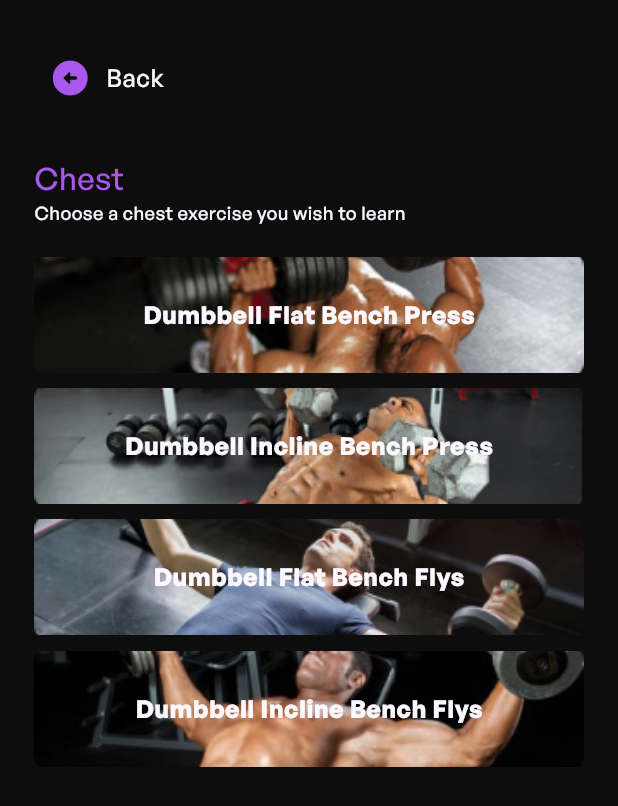
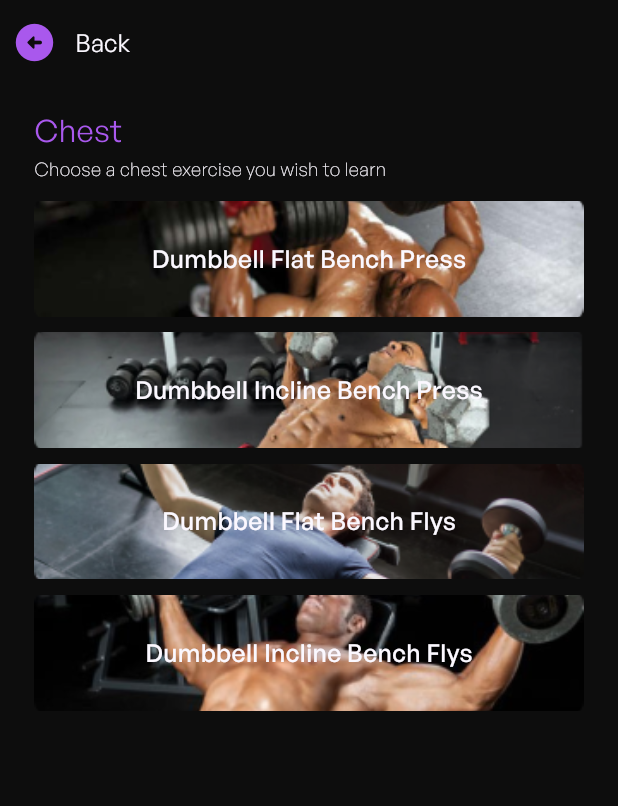
Before and after one commit to MNJDen/WeFit, a Flutter app: the WorkoutGuidePage1 screen opened directly, on a phone screen of 412 x 824 dp. Shown: the top 806 px of the screen. Run offline on Flutter 3.47's test engine with Material 3 defaults, Android fonts, the phone set to English and light mode, and no system bars; our stand-ins replace carousel_slider, flutter_animate, flutter_screenutil, table_calendar.

Commit message:
Pages: Update WorkoutGuidePage1

```diff
--- a/lib/Screens/Workout Guide Pages/Main Menu/WorkoutGuidePage1.dart
+++ b/lib/Screens/Workout Guide Pages/Main Menu/WorkoutGuidePage1.dart
@@ -37,6 +37,35 @@ class _WorkoutGuidePage1State extends State<WorkoutGuidePage1> {
   @override
   Widget build(BuildContext context) {
     return Scaffold(
+      appBar: AppBar(
+          title: Column(
+            mainAxisAlignment: MainAxisAlignment.start,
+            crossAxisAlignment: CrossAxisAlignment.start,
+            children: [
+              Text(
+                "Back",
+                style: TextStyle(
+                  fontSize: 16.sp,
+                  fontWeight: FontWeight.w400,
+                  color: whiteColor,
+                ),
+              ),
+            ],
+          ),
+          backgroundColor: Colors.transparent,
+          elevation: 0,
+          leading: IconButton(
+            onPressed: () {
+              Navigator.pop(context);
+            },
+            icon: Icon(
+              Icons.arrow_circle_left_rounded,
+              color: purpleColor,
+              size: 30,
+            ),
+          ),
+          leadingWidth: 30.w,
+        ),
       backgroundColor: blackColor,
       body: SafeArea(
         child: SingleChildScrollView(
@@ -45,40 +74,7 @@ class _WorkoutGuidePage1State extends State<WorkoutGuidePage1> {
             child: Column(
               children: [
                 SizedBox(
-                  height: 27.h,
-                ),
-                Row(
-                  children: [
-                    IconButton(
-                      onPressed: () {
-                        Navigator.push(
-                          context,
-                          PageRouteBuilder(
-                            pageBuilder: (BuildContext context,
-                                Animation<double> animation1,
-                                Animation<double> animation2) {
-                              return SignUpScreen();
-                            },
-                            transitionDuration: Duration.zero,
-                            reverseTransitionDuration: Duration.zero,
-                          ),
-                        );
-                      },
-                      icon: const Icon(Icons.arrow_circle_left_rounded,
-                          color: Color.fromRGBO(169, 88, 237, 1), size: 28),
-                    ),
-                    Text(
-                      "Back",
-                      style: TextStyle(
-                        fontSize: 16.sp,
-                        fontWeight: FontWeight.w500,
-                        color: whiteColor,
-                      ),
-                    ),
-                  ],
-                ),
-                SizedBox(
-                  height: 27.h,
+                  height: 15.h,
                 ),
                 Row(
                   children: [
@@ -86,11 +82,14 @@ class _WorkoutGuidePage1State extends State<WorkoutGuidePage1> {
                       "Chest",
                       style: TextStyle(
                         fontSize: 20.sp,
-                        fontWeight: FontWeight.w500,
+                        fontWeight: FontWeight.w400,
                         color: purpleColor,
                       ),
                     ),
                   ],
+                ),
+                SizedBox(
+                  height: 3.h,
                 ),
                 Row(
                   children: [
@@ -98,14 +97,14 @@ class _WorkoutGuidePage1State extends State<WorkoutGuidePage1> {
                       "Choose a chest exercise you wish to learn",
                       style: TextStyle(
                         fontSize: 12.sp,
-                        fontWeight: FontWeight.w500,
+                        fontWeight: FontWeight.w100,
                         color: whiteColor,
                       ),
                     ),
                   ],
                 ),
                 SizedBox(
-                  height: 20.h,
+                  height: 12.h,
                 ),
                 // List of images displayed vertically
                 Column(
@@ -142,7 +141,7 @@ class _WorkoutGuidePage1State extends State<WorkoutGuidePage1> {
                                   chestExerciseNames[index],
                                   style: TextStyle(
                                     fontSize: 16.sp,
-                                    fontWeight: FontWeight.bold,
+                                    fontWeight: FontWeight.w500,
                                     color: whiteColor,
                                   ),
                                 ),
```
